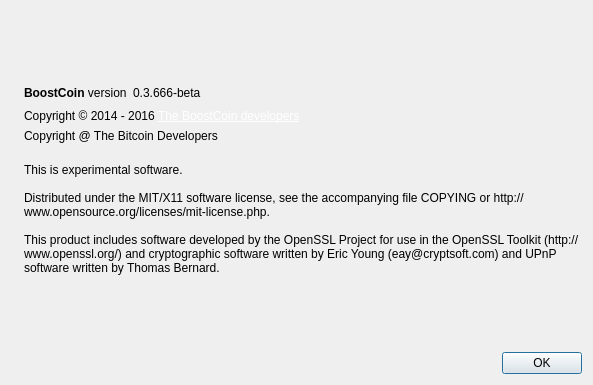
Before: the Qt Designer form src/qt/forms/aboutdialog.ui in mammix2/boostcoin-core, drawn with Qt 5.
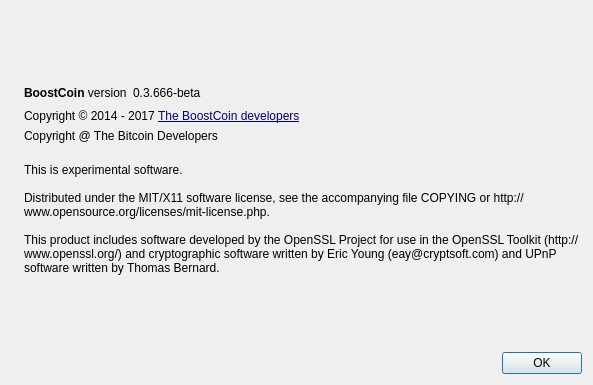
After: the same form once the commit is applied. Icons and pictures are not drawn.

Commit message: x64 & x86 build recipes, copyright update, move levelDB deps out of source

The edit to the form file:
```diff
--- a/src/qt/forms/aboutdialog.ui
+++ b/src/qt/forms/aboutdialog.ui
@@ -91,7 +91,7 @@
         <cursorShape>IBeamCursor</cursorShape>
        </property>
        <property name="text">
-        <string>&lt;html&gt;&lt;head/&gt;&lt;body&gt;&lt;p&gt;Copyright © 2014 - 2016 &lt;a href=&quot;http://bost.link&quot;&gt;&lt;span style=&quot; text-decoration: underline; color:#ffffff;&quot;&gt;The BoostCoin developers&lt;/span&gt;&lt;/a&gt;&lt;/p&gt;&lt;/body&gt;&lt;/html&gt;</string>
+        <string>&lt;html&gt;&lt;head/&gt;&lt;body&gt;&lt;p&gt;Copyright © 2014 - 2017  &lt;a href=&quot;http://bost.link&quot;&gt;&lt;span style=&quot; text-decoration: underline; color:#00007f;&quot;&gt;The BoostCoin developers&lt;/span&gt;&lt;/a&gt;&lt;/p&gt;&lt;/body&gt;&lt;/html&gt;</string>
        </property>
        <property name="openExternalLinks">
         <bool>true</bool>
```
The commit also changes 70 other files.
